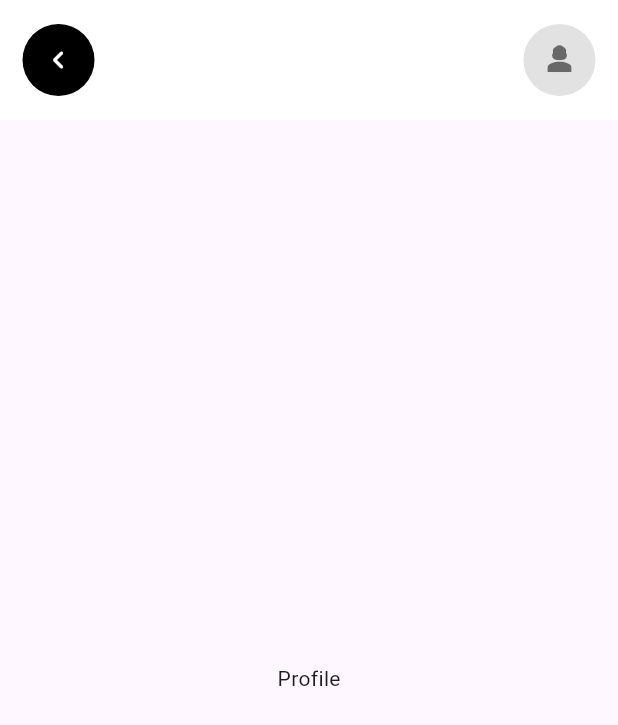
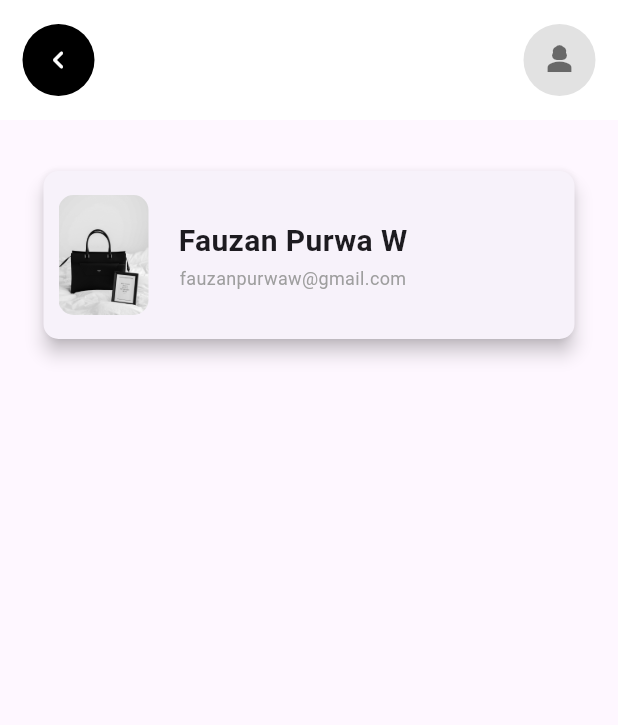
Before and after one commit to fauzanpurwaw/myFashions, a Flutter app: the screen it shows after launch, item 2 of the bottom bar chosen, after a tap on the "person 3" icon, on a phone screen of 412 x 824 dp. Shown: the top 725 px of the screen. Run offline on Flutter 3.47's test engine with Material 3 defaults, Android fonts, the phone set to English and light mode, and no system bars.

Commit message:
[update categories,profile]

```diff
--- a/lib/mainScreen/categories.dart
+++ b/lib/mainScreen/categories.dart
@@ -47,11 +47,13 @@ class _CategoriesScreenState extends State<CategoriesScreen> {
                         Container(
                           width: 130,
                           child: Row(
-                            mainAxisAlignment: MainAxisAlignment.spaceBetween,
                             children: [
-                              Icon(
+                              Container(
+                                margin: const EdgeInsets.only(right: 10),
+                                child: Icon(
                                   Icons.fiber_new,
                                   color: Colors.white,
+                                ),
                               ),
                               Text(
                                 "New Arrivals",
@@ -89,11 +91,13 @@ class _CategoriesScreenState extends State<CategoriesScreen> {
                         Container(
                           width: 130,
                           child: Row(
-                            mainAxisAlignment: MainAxisAlignment.spaceBetween,
                             children: [
-                              Icon(
-                                Icons.attribution,
+                              Container(
+                                margin: const EdgeInsets.only(right: 10),
+                                child: Icon(
+                                  Icons.fiber_new,
                                   color: Colors.white,
+                                ),
                               ),
                               Text(
                                 "Clothes",
@@ -131,11 +135,13 @@ class _CategoriesScreenState extends State<CategoriesScreen> {
                         Container(
                           width: 130,
                           child: Row(
-                            mainAxisAlignment: MainAxisAlignment.spaceBetween,
                             children: [
-                              Icon(
+                              Container(
+                                margin: const EdgeInsets.only(right: 10),
+                                child: Icon(
                                   Icons.shopping_bag,
                                   color: Colors.white,
+                                ),
                               ),
                               Text(
                                 "Bags",
@@ -173,13 +179,15 @@ class _CategoriesScreenState extends State<CategoriesScreen> {
                         Container(
                           width: 130,
                           child: Row(
-                            mainAxisAlignment: MainAxisAlignment.spaceBetween,
                             children: [
-                              Icon(
+                              Container(
+                                margin: const EdgeInsets.only(right: 10),
+                                child: const Icon(
                                   Icons.electric_bolt_sharp,
                                   color: Colors.white,
                                 ),
-                              Text(
+                              ),
+                              const Text(
                                 "Electronics",
                                 style: TextStyle(
                                     color: Colors.white, fontSize: 16),
@@ -187,7 +195,7 @@ class _CategoriesScreenState extends State<CategoriesScreen> {
                             ],
                           ),
                         ),
-                        Text(
+                        const Text(
                           '133 Products',
                           style: TextStyle(color: Colors.white, fontSize: 10),
                         )
--- a/lib/mainScreen/components/searchBar.dart
+++ b/lib/mainScreen/components/searchBar.dart
@@ -8,30 +8,23 @@ class SearchingBar extends StatelessWidget {
     return Wrap(
       children: [
         Container(
-          width: 280,
+          width: 300,
           child: Column(
             mainAxisAlignment: MainAxisAlignment.spaceBetween,
             children: [
               Container(
-                decoration: const BoxDecoration(
-                    borderRadius: BorderRadius.all(Radius.circular(20)),
-                    color: Color.fromARGB(233, 233, 233, 233)),
-                width: 260,
+                width: 280,
                 height: 50,
-                padding: const EdgeInsets.fromLTRB(14, 0, 14, 0),
-                child: Row(
-                  children: [
-                    IconButton(
-                      icon: const Icon(Icons.search),
-                      onPressed: () {},
-                      color: Colors.black,
-                    ),
-                    const Text(
-                      "search...",
-                      style:
-                          TextStyle(color: Color.fromARGB(255, 156, 156, 156)),
-                    )
-                  ],
+                child: SearchBar(
+                  backgroundColor: MaterialStateColor.resolveWith(
+                      (states) => Color.fromARGB(233, 233, 233, 233)),
+                  elevation: MaterialStateProperty.all(0),
+                  hintText: "Search...",
+                  leading: const Icon(Icons.search),
+                  padding: MaterialStateProperty.all(
+                      EdgeInsets.symmetric(horizontal: 20)),
+                  hintStyle:
+                      MaterialStateProperty.all(TextStyle(color: Colors.grey)),
                 ),
               ),
             ],
--- a/lib/mainScreen/detail_item.dart
+++ b/lib/mainScreen/detail_item.dart
@@ -270,7 +270,7 @@ class _ScrDetailItemState extends State<ScrDetailItem> {
                           Container(
                             height: 90,
                             margin: EdgeInsets.only(top: 20),
-                            width: MediaQuery.of(context).size.width - 70,
+                            width: MediaQuery.of(context).size.width - 50,
                             child: const Column(
                               mainAxisAlignment: MainAxisAlignment.spaceAround,
                               crossAxisAlignment: CrossAxisAlignment.start,
@@ -283,8 +283,7 @@ class _ScrDetailItemState extends State<ScrDetailItem> {
                                 ),
                                 Text(
                                   "Get a little lift from these Sam Edelman sandals featuring ruched straps and leather lace-up ties, while a braided jute sole makes a fresh statement for summer.",
-                                  maxLines: 6,
-                                  overflow: TextOverflow.ellipsis,
+                                  // overflow: TextOverflow.ellipsis,
                                 )
                               ],
                             ),
@@ -299,6 +298,12 @@ class _ScrDetailItemState extends State<ScrDetailItem> {
           ),
         ]),
         bottomNavigationBar: Container(
+          decoration: BoxDecoration(
+              border: Border(
+                  top: BorderSide(
+            color: Colors.grey,
+            width: 0.5,
+          ))),
           padding: const EdgeInsets.symmetric(horizontal: 25),
           width: MediaQuery.of(context).size.width,
           height: 90,
--- a/lib/mainScreen/home.dart
+++ b/lib/mainScreen/home.dart
@@ -6,7 +6,6 @@ import 'components/salesBanner.dart';
 import 'components/searchBar.dart';
 import 'components/header.dart';
 import 'components/firstDispay.dart';
-import 'detail_item.dart';
 
 class Home extends StatefulWidget {
   const Home({super.key});
@@ -16,14 +15,17 @@ class Home extends StatefulWidget {
 }
 
 class _HomeState extends State<Home> {
+  //init
   static const List<Widget> display = [
     HomeBody(),
     CategoriesScreen(),
     CartScreen(),
   ];
 
+  //variable
   int selectedIndex = 0;
 
+  //function
   void onItemTapped(int index) {
     setState(() {
       selectedIndex = index;
@@ -69,13 +71,16 @@ class _HomeState extends State<Home> {
                       icon: const Icon(Icons.person_3),
                       color: Colors.black54,
                       onPressed: () {
-                            Navigator.of(context).push(_createRoute());
+                        Navigator.of(context)
+                            .push(_createRoute(const ScrProfile()));
                       },
                     ),
                   ),
                 ),
               ],
-                ))),
+            ),
+          ),
+        ),
         body: display.elementAt(selectedIndex),
         bottomNavigationBar: BottomNavigationBar(
           onTap: onItemTapped,
@@ -141,9 +146,9 @@ class HomeBody extends StatelessWidget {
   }
 }
 
-Route _createRoute() {
+Route _createRoute(Widget screen) {
   return PageRouteBuilder(
-    pageBuilder: (context, animation, secondaryAnimation) => const ScrProfile(),
+    pageBuilder: (context, animation, secondaryAnimation) => screen,
     transitionsBuilder: (context, animation, secondaryAnimation, child) {
       const begin = Offset(1.0, 0.0);
       const end = Offset.zero;
--- a/lib/mainScreen/profile.dart
+++ b/lib/mainScreen/profile.dart
@@ -55,10 +55,76 @@ class _ScrProfileState extends State<ScrProfile> {
                       ),
                     ],
                   ))),
-        body: const Center(
-          child: Text("Profile"),
+          body: ListView(
+            children: [
+              Container(
+                padding:
+                    const EdgeInsets.symmetric(horizontal: 25, vertical: 30),
+                child: Column(
+                  children: [
+                    Container(
+                      height: 120,
+                      width: MediaQuery.of(context).size.width,
+                      child: Card(
+                        elevation: 5,
+                        shape: RoundedRectangleBorder(
+                          borderRadius: BorderRadius.circular(10.0),
+                        ),
+                        child: Container(
+                          padding: const EdgeInsets.all(10),
+                          child: Row(
+                            children: [
+                              Container(
+                                width: 60,
+                                margin: const EdgeInsets.only(right: 20),
+                                decoration: BoxDecoration(
+                                    borderRadius: BorderRadius.circular(10)),
+                                child: ClipRRect(
+                                  borderRadius: const BorderRadius.all(
+                                      Radius.circular(10)),
+                                  child: InkWell(
+                                    borderRadius: const BorderRadius.all(
+                                        Radius.circular(20)),
+                                    child: const Image(
+                                        fit: BoxFit.cover,
+                                        image: AssetImage(
+                                          'assets/images/handbag.jpg',
+                                        )),
                                   ),
                                 ),
+                              ),
+                              Container(
+                                height: 50,
+                                child: Column(
+                                  mainAxisAlignment:
+                                      MainAxisAlignment.spaceAround,
+                                  children: [
+                                    Text(
+                                      "Fauzan Purwa W",
+                                      style: TextStyle(
+                                          fontSize: 20,
+                                          fontWeight: FontWeight.bold),
+                                    ),
+                                    Text(
+                                      "fauzanpurwaw@gmail.com",
+                                      style: TextStyle(
+                                        fontSize: 12,
+                                        color: Colors.grey,
+                                      ),
+                                    )
+                                  ],
+                                ),
+                              )
+                            ],
+                          ),
+                        ),
+                      ),
+                    )
+                  ],
+                ),
+              )
+            ],
+          )),
     );
   }
 }
```
Also changed, not shown: previews/categories_screen.jpg, previews/profile_screen.jpg. Lines whose indentation alone changed are shown as unchanged.
